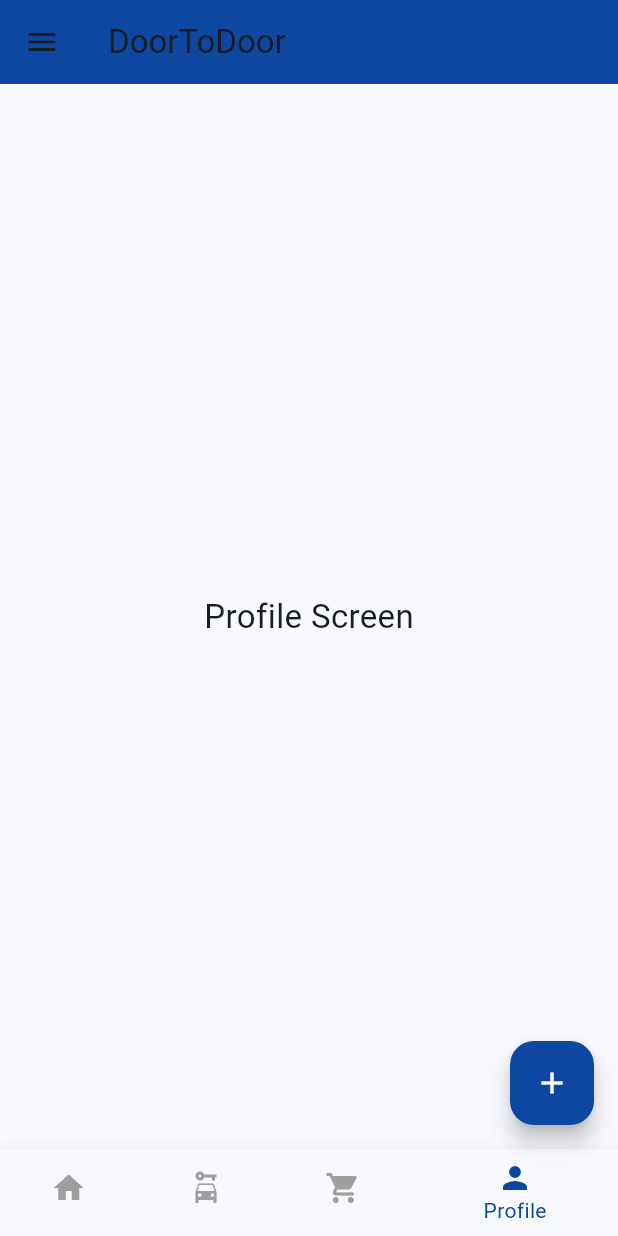
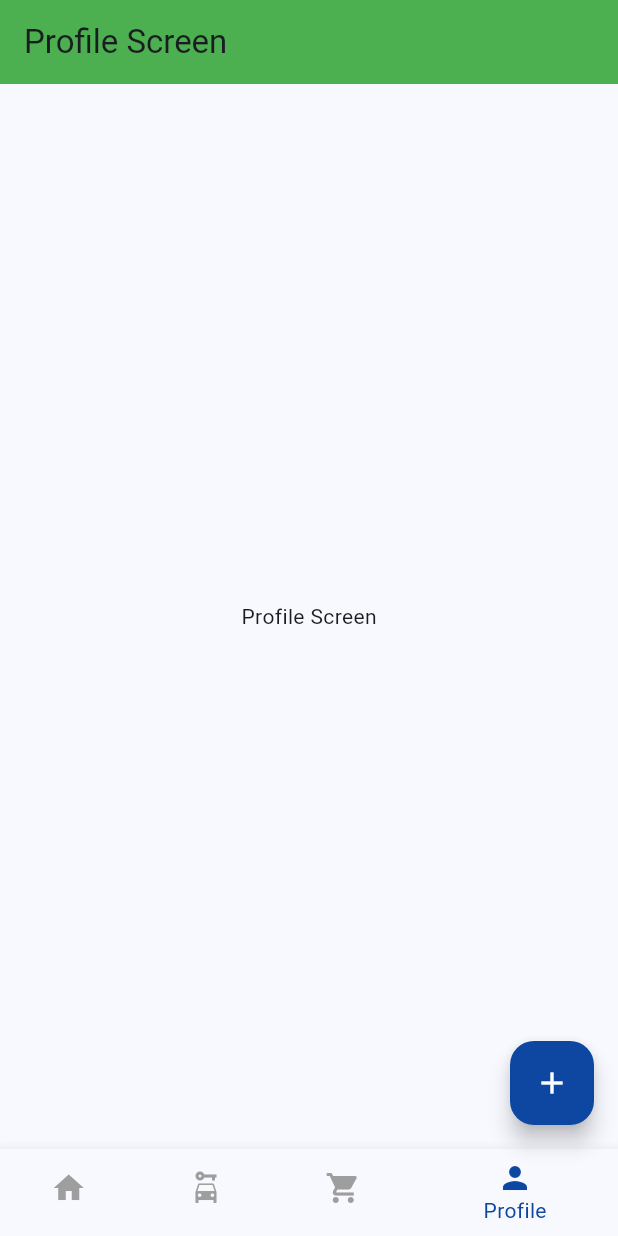
Before and after one commit to engbasel/Door-To-Door-APP, a Flutter app: the screen it shows after launch, item 4 of the bottom bar chosen, on a phone screen of 412 x 824 dp. Run offline on Flutter 3.47's test engine with Material 3 defaults, Android fonts, the light colour scheme and no system bars.

Commit message:
refactor codeing

```diff
--- a/lib/core/widgets/MainScreen.dart
+++ b/lib/core/widgets/MainScreen.dart
@@ -32,10 +32,10 @@ class _MainScreenState extends State<MainScreen> {
   @override
   Widget build(BuildContext context) {
     return Scaffold(
-      appBar: AppBar(
-        title: const Text('DoorToDoor'),
-        backgroundColor: Colors.blue.shade900,
-      ),
+      // appBar: AppBar(
+      //   title: const Text('DoorToDoor'),
+      //   backgroundColor: Colors.blue.shade900,
+      // ),
       drawer: const CustomDrawer(),
       body: _pages[_selectedIndex],
       bottomNavigationBar: CustomBottomNavigationBar(
--- a/lib/features/Brands/presention/views/BrandsScreen.dart
+++ b/lib/features/Brands/presention/views/BrandsScreen.dart
@@ -5,7 +5,14 @@ class BrandsScreen extends StatelessWidget {
 
   @override
   Widget build(BuildContext context) {
-    return const Center(
-        child: Text('Brands Screen', style: TextStyle(fontSize: 22)));
+    return Scaffold(
+      appBar: AppBar(
+        backgroundColor: Colors.blueAccent,
+        title: Text('Brands Screen'),
+      ),
+      body: Center(
+        child: Text('Brands Screen'),
+      ),
+    );
   }
 }
--- a/lib/features/Profile/presention/views/ProfileScreen.dart
+++ b/lib/features/Profile/presention/views/ProfileScreen.dart
@@ -5,7 +5,14 @@ class ProfileScreen extends StatelessWidget {
 
   @override
   Widget build(BuildContext context) {
-    return const Center(
-        child: Text('Profile Screen', style: TextStyle(fontSize: 22)));
+    return Scaffold(
+      appBar: AppBar(
+        backgroundColor: Colors.green,
+        title: Text('Profile Screen'),
+      ),
+      body: Center(
+        child: Text('Profile Screen'),
+      ),
+    );
   }
 }
```
Also changed, not shown: lib/features/Orders/presention/views/OrdersScreen.dart (+13 -2 lines), lib/features/home/presention/home_viwe.dart (+9 -1 lines), 3 other files.
